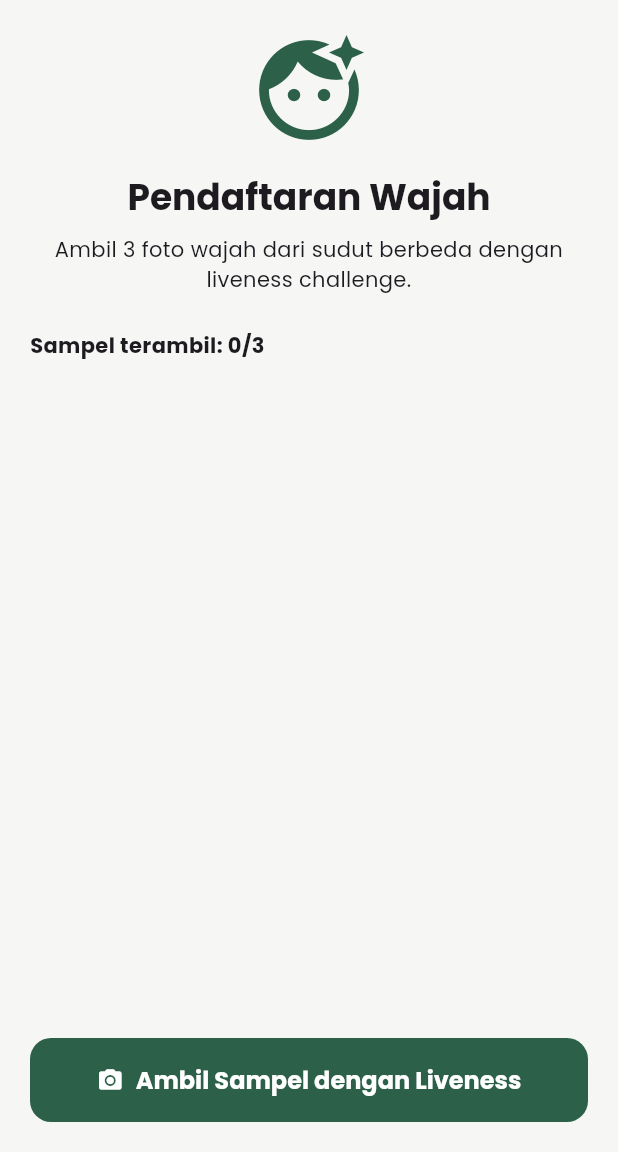
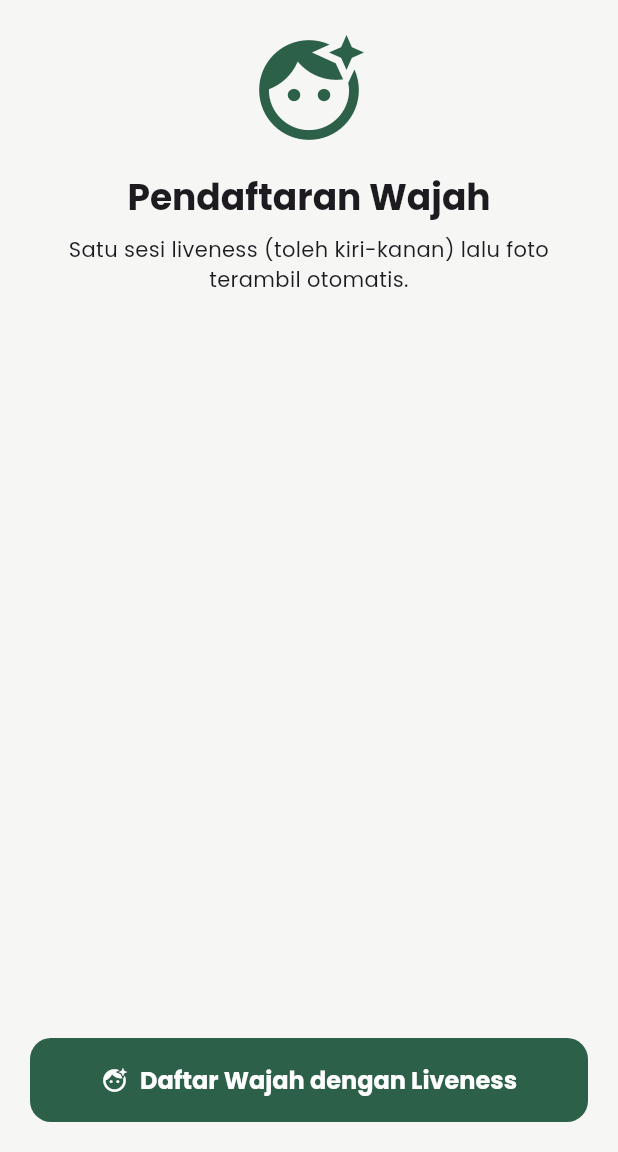
Before and after one commit to pijaaaa/Sistem-Absensi-Mobile, a Flutter app: the EnrollmentScreen screen opened by its route, on a phone screen of 412 x 824 dp, the part 84-1236 px from its top. Run offline on Flutter 3.47's test engine with Material 3 defaults, Android fonts, the phone set to English and light mode, and no system bars; our stand-ins replace camera, connectivity_plus, device_info_plus, dio, drift, fl_chart and 8 more; missing offline and left inert: google_mlkit_face_detection, workmanager; accounts and stored records are empty; generated files the repository leaves out were written again; network calls fail; statements that could not run were skipped.

Commit message:
Simplify enrollment to single liveness session + auto-submit (match attendance flow)
- Remove 3-photo collection (_photos list, targetSamples=3, done-state button)
- Single liveness (head-turn) -> auto-capture -> biometric consent -> submit
- Consistent with attendance flow pattern (onFaceCaptured: bytes -> submit)
- Cleaner UI: single 'Daftar Wajah dengan Liveness' button, no counter/thumbnails

```diff
--- a/mobile/lib/features/face/presentation/screens/enrollment_screen.dart
+++ b/mobile/lib/features/face/presentation/screens/enrollment_screen.dart
@@ -17,11 +17,9 @@ class EnrollmentScreen extends ConsumerStatefulWidget {
 }
 
 class _EnrollmentScreenState extends ConsumerState<EnrollmentScreen> {
-  final List<Uint8List> _photos = [];
   bool _isSubmitting = false;
   bool _hasTemplateDownloaded = false;
 
-  static const int targetSamples = 3;
   static const String faceModelVersion = 'sface-2021dec+yunet-2023mar';
 
   @override
@@ -44,7 +42,7 @@ class _EnrollmentScreenState extends ConsumerState<EnrollmentScreen> {
     }
   }
 
-  Future<void> _startEnrollmentWithLiveness() async {
+  Future<void> _startEnrollment() async {
     final status = await Permission.camera.request();
     if (!status.isGranted) {
       if (!mounted) return;
@@ -75,18 +73,23 @@ class _EnrollmentScreenState extends ConsumerState<EnrollmentScreen> {
 
     if (captured == null) return;
 
-    setState(() => _photos.add(captured!));
+    if (!mounted) return;
+    final goRouter = GoRouter.of(context);
+    await _showBiometricConsent();
+    final ok = await _submitEnrollment(captured!);
+    if (!mounted) return;
+    if (ok) {
+      goRouter.go('/home');
+    }
   }
 
-  Future<bool> _submitEnrollment() async {
-    if (_photos.isEmpty) return false;
-
+  Future<bool> _submitEnrollment(Uint8List photo) async {
     setState(() => _isSubmitting = true);
     try {
       final dataSource = ref.read(faceDataSourceProvider);
       final response = await dataSource
           .enroll(
-            photos: _photos,
+            photos: [photo],
             modelVersion: faceModelVersion,
           )
           .timeout(const Duration(seconds: 30));
@@ -94,8 +97,8 @@ class _EnrollmentScreenState extends ConsumerState<EnrollmentScreen> {
       if (!mounted) return false;
 
       final count = response['data'] is Map
-          ? response['data']['count'] ?? _photos.length
-          : (response['count'] ?? _photos.length);
+          ? response['data']['count'] ?? 1
+          : (response['count'] ?? 1);
 
       ScaffoldMessenger.of(context).showSnackBar(
         SnackBar(content: Text('Wajah berhasil didaftarkan ($count sampel).')),
@@ -202,13 +205,11 @@ class _EnrollmentScreenState extends ConsumerState<EnrollmentScreen> {
   @override
   Widget build(BuildContext context) {
     final theme = Theme.of(context);
-    final done = _photos.length >= targetSamples;
 
     return PopScope(
       canPop: false,
       onPopInvokedWithResult: (didPop, result) {
         if (didPop) return;
-        // Navigate back to home instead of exiting app
         context.go('/home');
       },
       child: Scaffold(
@@ -246,56 +247,35 @@ class _EnrollmentScreenState extends ConsumerState<EnrollmentScreen> {
               ),
               const SizedBox(height: 8),
               Text(
-              'Ambil $targetSamples foto wajah dari sudut berbeda dengan liveness challenge.',
+                'Satu sesi liveness (toleh kiri-kanan) lalu foto terambil otomatis.',
                 style: theme.textTheme.bodyMedium,
                 textAlign: TextAlign.center,
               ),
               const SizedBox(height: 24),
+              if (_hasTemplateDownloaded)
+                Container(
+                  padding: const EdgeInsets.all(12),
+                  decoration: BoxDecoration(
+                    color: AppColors.success.withValues(alpha: 0.1),
+                    borderRadius: BorderRadius.circular(12),
+                  ),
+                  child: Row(
+                    children: [
+                      Icon(Icons.check_circle, color: AppColors.success, size: 20),
+                      const SizedBox(width: 8),
                       Text(
-              'Sampel terambil: ${_photos.length}/$targetSamples',
-              style: theme.textTheme.bodyMedium
-                  ?.copyWith(fontWeight: FontWeight.bold),
-            ),
-            if (_photos.isNotEmpty) ...[
-              const SizedBox(height: 12),
-              Wrap(
-                spacing: 12,
-                runSpacing: 12,
-                children: List.generate(_photos.length, (i) {
-                  return Container(
-                    width: 70,
-                    height: 70,
-                    decoration: BoxDecoration(
-                      color: Colors.grey[300],
-                      borderRadius: BorderRadius.circular(8),
-                    ),
-                    child: const Icon(Icons.check_circle,
-                        size: 32, color: Colors.green),
-                  );
-                }),
+                        'Template wajah sudah terdaftar. Daftar ulang untuk memperbarui.',
+                        style: theme.textTheme.bodySmall?.copyWith(color: AppColors.success),
                       ),
                     ],
+                  ),
+                ),
               const Spacer(),
               AppButton(
-              text: done
-                  ? 'Daftarkan dengan Liveness'
-                  : 'Ambil Sampel dengan Liveness',
-              icon: done ? Icons.face_retouching_natural : Icons.camera_alt,
+                text: 'Daftar Wajah dengan Liveness',
+                icon: Icons.face_retouching_natural,
                 isLoading: _isSubmitting,
-              onPressed: _isSubmitting
-                  ? null
-                  : (done
-                      ? () async {
-                          final goRouter = GoRouter.of(context);
-                          await _showBiometricConsent();
-                          final ok = await _submitEnrollment();
-                          if (!mounted) return;
-                          if (ok) {
-                            goRouter.go('/home');
-                          }
-                        }
-                      : _startEnrollmentWithLiveness),
-              backgroundColor: done ? AppColors.success : null,
+                onPressed: _isSubmitting ? null : _startEnrollment,
               ),
             ],
           ),
```
Lines whose indentation alone changed are shown as unchanged.
